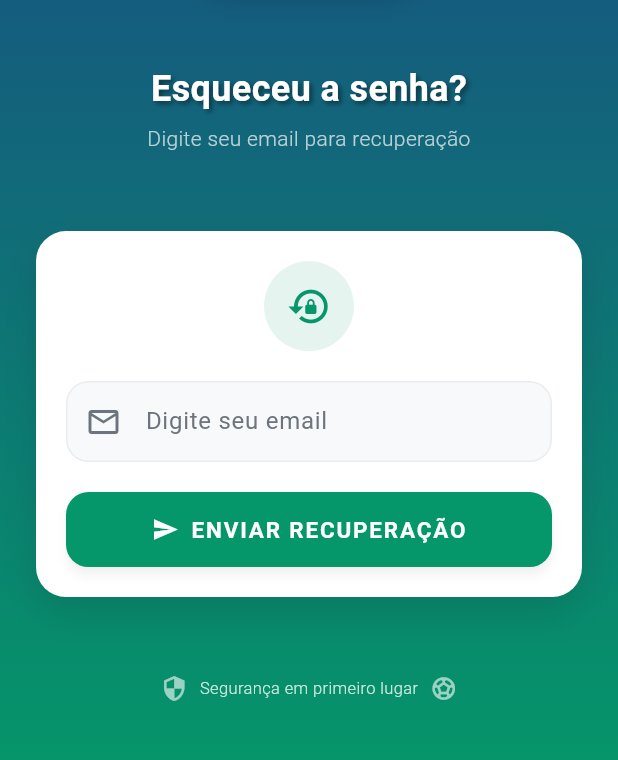
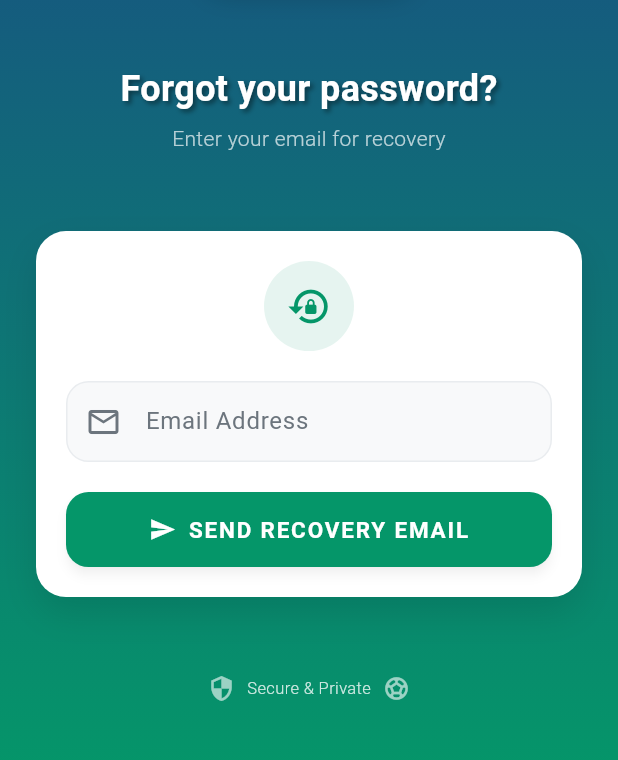
Before and after one commit to ericDreyDev/SoccerAnalyticsApp, a Flutter app: the ForgotPasswordPage screen opened directly, on a phone screen of 412 x 824 dp, the part 457-1217 px from its top. Run offline on Flutter 3.47's test engine with Material 3 defaults, Android fonts, the light colour scheme and no system bars; our stand-ins replace cached_network_image, flutter_secure_storage, shared_preferences; accounts and stored records are empty; network calls fail.

Commit message:
refactor: update comments and error messages to English; improve code readability

```diff
--- a/lib/pages/choose_league_page.dart
+++ b/lib/pages/choose_league_page.dart
@@ -43,7 +43,7 @@ class _ChooseLeaguePageState extends State<ChooseLeaguePage> {
       } catch (e) {
         ScaffoldMessenger.of(
           context,
-        ).showSnackBar(SnackBar(content: Text('Erro ao salvar liga: $e')));
+        ).showSnackBar(SnackBar(content: Text('Error saving league: $e')));
       }
     } else {
       ScaffoldMessenger.of(
--- a/lib/pages/favorites_page.dart
+++ b/lib/pages/favorites_page.dart
@@ -23,12 +23,12 @@ class FavoritesPage extends StatelessWidget {
                 Icon(Icons.favorite_border, size: 64, color: Colors.grey),
                 SizedBox(height: 16),
                 Text(
-                  'Nenhum time favorito',
+                  'No favorite teams added',
                   style: TextStyle(fontSize: 18, color: Colors.grey),
                 ),
                 SizedBox(height: 8),
                 Text(
-                  'Adicione times aos favoritos na aba Home',
+                  'Add favorite teams from the home page.',
                   style: TextStyle(color: Colors.grey),
                 ),
               ],
@@ -51,7 +51,7 @@ class FavoritesPage extends StatelessWidget {
                     await favoritesProvider.removeFavorite(teamName);
                     ScaffoldMessenger.of(context).showSnackBar(
                       SnackBar(
-                        content: Text('$teamName removido dos favoritos!'),
+                        content: Text('$teamName has been removed from favorites!'),
                         duration: const Duration(milliseconds: 500),
                       ),
                     );
--- a/lib/pages/forgot_password_page.dart
+++ b/lib/pages/forgot_password_page.dart
@@ -14,7 +14,7 @@ class _ForgotPasswordPageState extends State<ForgotPasswordPage> {
 
   Future<void> _sendResetEmail() async {
     if (emailController.text.isEmpty) {
-      _showSnackBar('Por favor, digite seu email');
+      _showSnackBar('Please, enter your email.');
       return;
     }
 
@@ -22,7 +22,6 @@ class _ForgotPasswordPageState extends State<ForgotPasswordPage> {
       isLoading = true;
     });
 
-    // Simular envio de email (substitua pela sua lógica)
     await Future.delayed(const Duration(seconds: 2));
 
     setState(() {
@@ -53,8 +52,8 @@ class _ForgotPasswordPageState extends State<ForgotPasswordPage> {
             begin: Alignment.topCenter,
             end: Alignment.bottomCenter,
             colors: [
-              Color(0xFF1E3A8A), // Azul escuro (campo de futebol à noite)
-              Color(0xFF059669), // Verde (grama do campo)
+              Color(0xFF1E3A8A),
+              Color(0xFF059669),
             ],
           ),
         ),
@@ -64,7 +63,6 @@ class _ForgotPasswordPageState extends State<ForgotPasswordPage> {
             child: Column(
               mainAxisAlignment: MainAxisAlignment.spaceEvenly,
               children: [
-                // Botão voltar
                 Row(
                   children: [
                     IconButton(
@@ -80,7 +78,6 @@ class _ForgotPasswordPageState extends State<ForgotPasswordPage> {
                   ],
                 ),
 
-                // Logo compacta
                 Container(
                   width: MediaQuery.of(context).size.width * 0.35,
                   padding: const EdgeInsets.all(15),
@@ -101,12 +98,11 @@ class _ForgotPasswordPageState extends State<ForgotPasswordPage> {
                   ),
                 ),
 
-                // Título e descrição compactos
                 if (!emailSent) ...[
                   Column(
                     children: [
                       const Text(
-                        'Esqueceu a senha?',
+                        'Forgot your password?',
                         style: TextStyle(
                           fontSize: 24,
                           fontWeight: FontWeight.bold,
@@ -124,7 +120,7 @@ class _ForgotPasswordPageState extends State<ForgotPasswordPage> {
                       const SizedBox(height: 6),
 
                       const Text(
-                        'Digite seu email para recuperação',
+                        'Enter your email for recovery',
                         textAlign: TextAlign.center,
                         style: TextStyle(
                           fontSize: 14,
@@ -138,7 +134,7 @@ class _ForgotPasswordPageState extends State<ForgotPasswordPage> {
                   Column(
                     children: [
                       const Text(
-                        'Email Enviado! ⚽',
+                        'Email Sent! ⚽',
                         style: TextStyle(
                           fontSize: 24,
                           fontWeight: FontWeight.bold,
@@ -156,7 +152,7 @@ class _ForgotPasswordPageState extends State<ForgotPasswordPage> {
                       const SizedBox(height: 6),
 
                       const Text(
-                        'Verifique sua caixa de entrada',
+                        'Check your inbox',
                         textAlign: TextAlign.center,
                         style: TextStyle(
                           fontSize: 14,
@@ -168,7 +164,6 @@ class _ForgotPasswordPageState extends State<ForgotPasswordPage> {
                   ),
                 ],
 
-                // Card do formulário compacto
                 Container(
                   padding: const EdgeInsets.all(20),
                   decoration: BoxDecoration(
@@ -185,7 +180,6 @@ class _ForgotPasswordPageState extends State<ForgotPasswordPage> {
                   child: Column(
                     children: [
                       if (!emailSent) ...[
-                        // Ícone de recuperação compacto
                         Container(
                           width: 60,
                           height: 60,
@@ -202,7 +196,6 @@ class _ForgotPasswordPageState extends State<ForgotPasswordPage> {
 
                         const SizedBox(height: 20),
 
-                        // Campo de Email
                         Container(
                           decoration: BoxDecoration(
                             color: const Color(0xFFF8F9FA),
@@ -220,7 +213,7 @@ class _ForgotPasswordPageState extends State<ForgotPasswordPage> {
                                 Icons.email_outlined,
                                 color: Color(0xFF6C757D),
                               ),
-                              hintText: "Digite seu email",
+                              hintText: "Email Address",
                               hintStyle: TextStyle(
                                 color: Color(0xFF6C757D),
                                 fontSize: 16,
@@ -236,7 +229,6 @@ class _ForgotPasswordPageState extends State<ForgotPasswordPage> {
 
                         const SizedBox(height: 20),
 
-                        // Botão de Enviar
                         SizedBox(
                           width: double.infinity,
                           height: 50,
@@ -269,7 +261,7 @@ class _ForgotPasswordPageState extends State<ForgotPasswordPage> {
                                       ),
                                       SizedBox(width: 8),
                                       Text(
-                                        "ENVIAR RECUPERAÇÃO",
+                                        "SEND RECOVERY EMAIL",
                                         style: TextStyle(
                                           fontSize: 15,
                                           fontWeight: FontWeight.bold,
@@ -281,7 +273,6 @@ class _ForgotPasswordPageState extends State<ForgotPasswordPage> {
                           ),
                         ),
                       ] else ...[
-                        // Estado de sucesso compacto
                         Container(
                           width: 70,
                           height: 70,
@@ -299,7 +290,7 @@ class _ForgotPasswordPageState extends State<ForgotPasswordPage> {
                         const SizedBox(height: 20),
 
                         Text(
-                          'Email enviado para:',
+                          'Email sent to:',
                           style: TextStyle(
                             fontSize: 14,
                             color: Colors.grey[600],
@@ -334,7 +325,6 @@ class _ForgotPasswordPageState extends State<ForgotPasswordPage> {
 
                         const SizedBox(height: 20),
 
-                        // Botão para voltar ao login
                         SizedBox(
                           width: double.infinity,
                           height: 50,
@@ -360,7 +350,7 @@ class _ForgotPasswordPageState extends State<ForgotPasswordPage> {
                                 ),
                                 SizedBox(width: 8),
                                 Text(
-                                  "VOLTAR AO LOGIN",
+                                  "BACK TO LOGIN",
                                   style: TextStyle(
                                     fontSize: 15,
                                     fontWeight: FontWeight.bold,
@@ -374,7 +364,6 @@ class _ForgotPasswordPageState extends State<ForgotPasswordPage> {
 
                         const SizedBox(height: 12),
 
-                        // Botão para reenviar
                         TextButton(
                           onPressed: () {
                             setState(() {
@@ -382,7 +371,7 @@ class _ForgotPasswordPageState extends State<ForgotPasswordPage> {
                             });
                           },
                           child: const Text(
-                            "Não recebeu? Enviar novamente",
+                            "Didn't receive? Send again",
                             style: TextStyle(
                               color: Color(0xFF6C757D),
                               fontSize: 13,
@@ -395,7 +384,6 @@ class _ForgotPasswordPageState extends State<ForgotPasswordPage> {
                   ),
                 ),
 
-                // Rodapé compacto
                 Row(
                   mainAxisAlignment: MainAxisAlignment.center,
                   children: [
@@ -406,7 +394,7 @@ class _ForgotPasswordPageState extends State<ForgotPasswordPage> {
                     ),
                     const SizedBox(width: 8),
                     Text(
-                      "Segurança em primeiro lugar",
+                      "Secure & Private",
                       style: TextStyle(
                         color: Colors.white.withOpacity(0.8),
                         fontSize: 11,
--- a/lib/pages/home_page.dart
+++ b/lib/pages/home_page.dart
@@ -23,7 +23,6 @@ class _HomePageState extends State<HomePage> {
       selectedTeam = team;
       currentPageIndex = 1;
     });
-    // Aqui você pode adicionar a lógica para abrir a página de estatísticas do time selecionado
     Navigator.push(
       context,
       MaterialPageRoute(
@@ -35,12 +34,12 @@ class _HomePageState extends State<HomePage> {
   Future<void> _logout() async {
     const storage = FlutterSecureStorage();
 
-    // Limpar todos os dados salvos
+    // clear all saved data
     await storage.delete(key: 'saved_email');
     await storage.delete(key: 'saved_password');
     await storage.delete(key: 'remember_me');
 
-    Navigator.pushAndRemoveUntil( // para evitar voltar com o botão de voltar
+    Navigator.pushAndRemoveUntil(
       context,
       MaterialPageRoute(builder: (context) => const LoginPage()),
       (route) => false,
--- a/lib/pages/splash_screen.dart
+++ b/lib/pages/splash_screen.dart
@@ -24,7 +24,6 @@ class _SplashScreenState extends State<SplashScreen> {
   }
 
   Future<void> _checkAutoLogin() async {
-    // Simular um pequeno delay para mostrar splash
     await Future.delayed(const Duration(seconds: 2));
 
     final savedRememberMe = await _storage.read(key: 'remember_me');
@@ -32,13 +31,11 @@ class _SplashScreenState extends State<SplashScreen> {
     final savedPassword = await _storage.read(key: 'saved_password');
     final savedLeague = await _storage.read(key: 'selected_league');
 
-    // Verificar se deve fazer auto-login
     if (savedRememberMe == 'true' &&
         savedEmail != null &&
         savedPassword != null &&
         savedEmail.isNotEmpty &&
         savedPassword.isNotEmpty) {
-      // Usuário deve ser logado automaticamente
       Navigator.pushReplacement(
         context,
         MaterialPageRoute(
@@ -50,7 +47,6 @@ class _SplashScreenState extends State<SplashScreen> {
         ),
       );
     } else {
-      // Mostrar tela de login
       Navigator.pushReplacement(
         context,
         MaterialPageRoute(builder: (context) => const LoginPage()),
--- a/lib/repositories/teams_repository.dart
+++ b/lib/repositories/teams_repository.dart
@@ -1,7 +1,6 @@
 import 'dart:convert';
 import 'package:flutter/material.dart';
 import 'package:socceranalyticsapp/models/player_model.dart';
-import 'package:socceranalyticsapp/models/team_model.dart';
 import 'package:socceranalyticsapp/models/match_model.dart';
 
 import 'package:http/http.dart' as http;
```
Also changed, not shown: lib/components/team_card.dart (+5 -13 lines), lib/pages/login_page.dart (+10 -58 lines), lib/pages/team_statistics_page.dart (+20 -21 lines), lib/providers/favorites_provider.dart (+3 -8 lines), lib/services/favorites_service.dart (+14 -26 lines), 1 other file.
